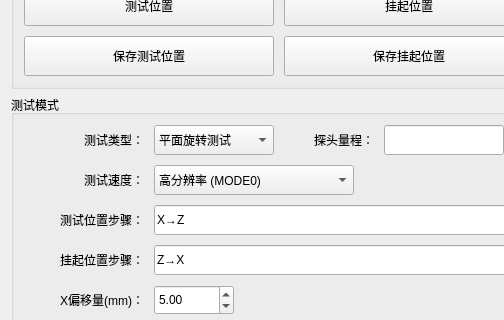
Qt form src/ui/config_panel.ui (IceSugarZxy/MARS-pro) before a commit; both pictures show x 0 to 504 and y 377 to 697 of the 1054 by 995 pixel window.
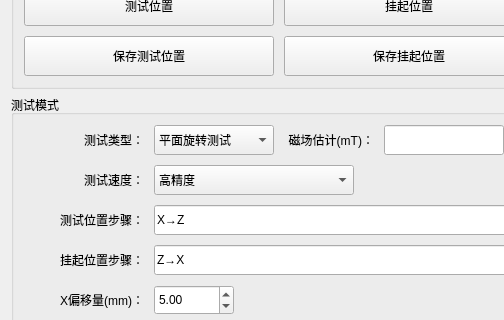
The same form after that commit.

Commit message: feat: 采集档位改 ACQCFG/ADCRATE 参数接口（删除 MODE），偏置校准改 H~ 连续流；README 与文档同步

What changed in the file:
```diff
--- a/src/ui/config_panel.ui
+++ b/src/ui/config_panel.ui
@@ -572,7 +572,7 @@
          </size>
         </property>
         <property name="text">
-         <string>探头量程：</string>
+         <string>磁场估计(mT)：</string>
         </property>
         <property name="alignment">
          <set>Qt::AlignRight|Qt::AlignTrailing|Qt::AlignVCenter</set>
@@ -867,7 +867,7 @@
         </property>
         <item>
          <property name="text">
-          <string>高分辨率 (MODE0)</string>
+          <string>高精度</string>
          </property>
         </item>
         <item>
```
Left out of the diff: 6 changed lines with no effect on the pictures. The commit also changes 21 other files.
